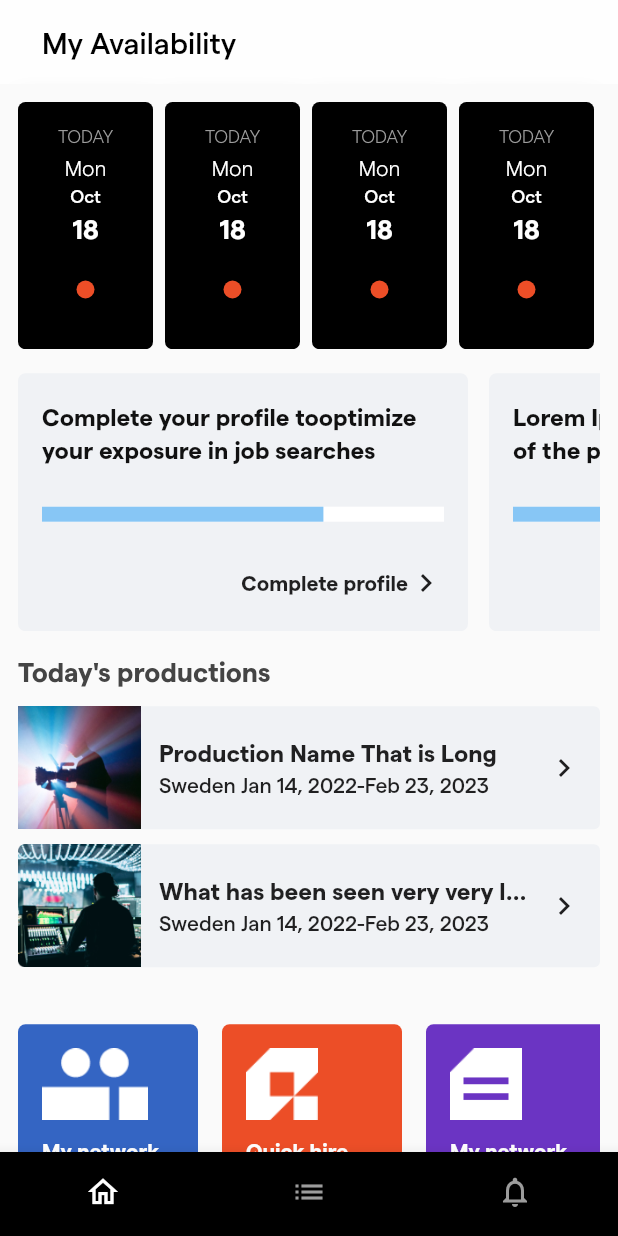
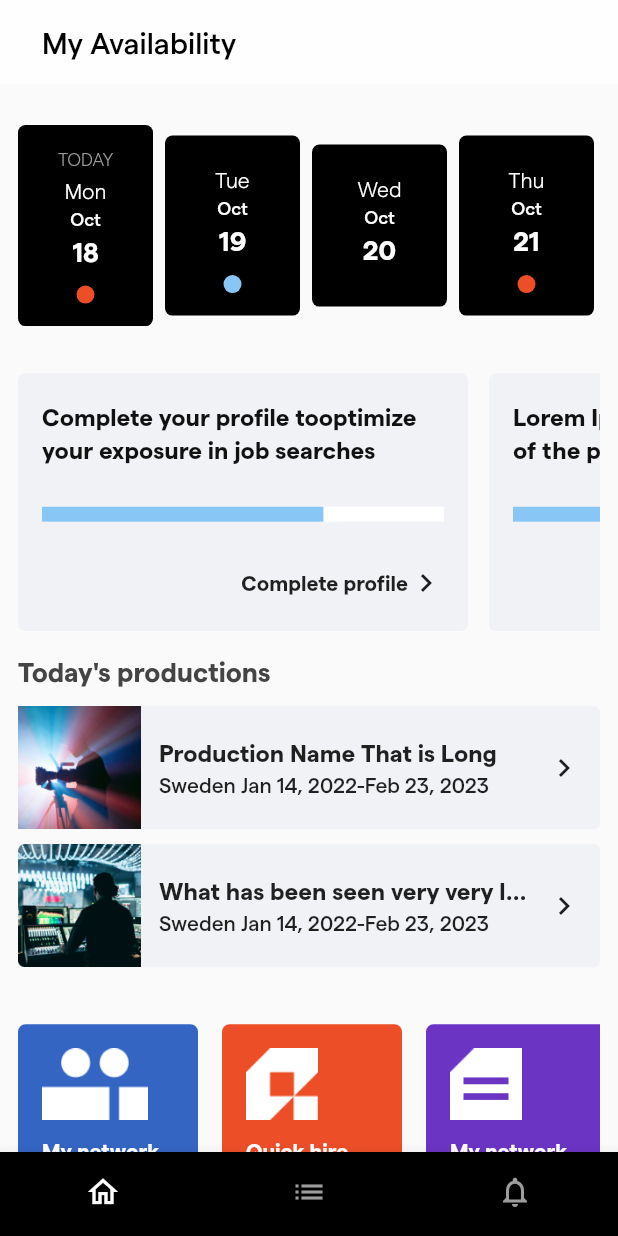
Before and after one commit to ZayniddinMamarasulov/qyre-test, a Flutter app: the screen it shows after launch, on a phone screen of 412 x 824 dp. Run offline on Flutter 3.47's test engine with Material 2 defaults, Android fonts, the phone set to English and light mode, and no system bars; our stand-ins replace rxdart.

Commit message:
availability days ui completed

```diff
--- /dev/null
+++ b/lib/commons/utils.dart
@@ -0,0 +1,12 @@
+import 'dart:ui';
+
+import '../features/home/domain/dto/available_dto.dart';
+
+class Utils {
+  static Color getAvailabilityColor(AvailabilityStatus status) {
+    Color color = const Color(0xffEC4E27);
+    if (status == AvailabilityStatus.BUSY) color = const Color(0xffEC4E27);
+    if (status == AvailabilityStatus.FREE) color = const Color(0xff87C6F5);
+    return color;
+  }
+}
--- /dev/null
+++ b/lib/features/home/domain/dto/available_dto.dart
@@ -0,0 +1,21 @@
+class AvailableDto {
+  String date;
+  AvailabilityStatus status;
+
+  AvailableDto(this.date, this.status);
+
+  static List<AvailableDto> days = [
+    AvailableDto("Mon Oct 18", AvailabilityStatus.BUSY),
+    AvailableDto("Tue Oct 19", AvailabilityStatus.FREE),
+    AvailableDto("Wed Oct 20", AvailabilityStatus.NOT_SET),
+    AvailableDto("Thu Oct 21", AvailabilityStatus.BUSY),
+    AvailableDto("Fri Oct 22", AvailabilityStatus.NOT_SET),
+    AvailableDto("Sat Oct 23", AvailabilityStatus.NOT_SET),
+  ];
+}
+
+enum AvailabilityStatus {
+  BUSY,
+  FREE,
+  NOT_SET,
+}
--- a/lib/features/home/presentation/pages/home.dart
+++ b/lib/features/home/presentation/pages/home.dart
@@ -5,6 +5,7 @@ import 'package:flutter/rendering.dart';
 import 'package:qyre_test/features/home/presentation/widgets/availability_list.dart';
 import 'package:qyre_test/features/home/presentation/widgets/cards_list.dart';
 import 'package:qyre_test/features/home/presentation/widgets/complete_list.dart';
+import 'package:qyre_test/features/home/presentation/widgets/my_job_offers.dart';
 import 'package:qyre_test/features/home/presentation/widgets/production_list.dart';
 import 'package:rxdart/rxdart.dart';
 
@@ -30,7 +31,8 @@ class _HomePageState extends State<HomePage> {
     ProductionList(),
     SizedBox(height: 16),
     CardsList(),
-    Container(height: 240, color: Colors.red)
+    SizedBox(height: 24),
+    MyJobOffers()
   ];
 
   @override
@@ -73,12 +75,16 @@ class _HomePageState extends State<HomePage> {
             padding:
                 const EdgeInsets.only(left: 12, top: 12, right: 12, bottom: 0),
             child: ListView.builder(
+                shrinkWrap: true,
+                physics: AlwaysScrollableScrollPhysics(),
                 itemCount: widgets.length,
                 itemBuilder: (BuildContext context, int index) {
+                  if (index == 0) {
                     _itemsContexts?.add(ItemContext(
                       context: context,
                       id: index,
                     ));
+                  }
                   return widgets[index];
                 }),
           ),
@@ -159,16 +165,20 @@ class _HomePageState extends State<HomePage> {
 
       final double widgetHeight = MediaQuery.of(context).size.height * 0.2;
 
-      if (item.id == 1) {
-        print("deltaTop = $deltaTop");
+      // print("deltaTop = $deltaTop");
       if (deltaTop + widgetHeight / 6 < 0) {
-          print("------- DONE");
+        // print("------- DONE");
+        if (_isTopListVisible) {
           setState(() {
             _isTopListVisible = false;
+            print("HIDDEN");
           });
+        }
       } else {
+        if (!_isTopListVisible) {
           setState(() {
             _isTopListVisible = true;
+            print("VISIBLE");
           });
         }
       }
--- a/lib/features/home/presentation/widgets/availability_item.dart
+++ b/lib/features/home/presentation/widgets/availability_item.dart
@@ -1,11 +1,19 @@
 import 'package:flutter/material.dart';
+import 'package:qyre_test/features/home/domain/dto/available_dto.dart';
+
+import '../../../../commons/utils.dart';
 
 class AvailabilityItem extends StatelessWidget {
-  const AvailabilityItem({Key? key}) : super(key: key);
+  final AvailableDto day;
+
+  const AvailabilityItem(this.day, {Key? key}) : super(key: key);
 
   @override
   Widget build(BuildContext context) {
-    return Container(
+    return Column(
+      mainAxisAlignment: MainAxisAlignment.center,
+      children: [
+        Container(
           margin: const EdgeInsets.only(right: 8.0),
           padding: const EdgeInsets.symmetric(vertical: 15, horizontal: 10),
           decoration: const BoxDecoration(
@@ -13,40 +21,46 @@ class AvailabilityItem extends StatelessWidget {
             borderRadius: BorderRadius.all(Radius.circular(5)),
           ),
           width: 90,
-      height: 180,
           child: Column(
+            mainAxisSize: MainAxisSize.min,
             crossAxisAlignment: CrossAxisAlignment.center,
             children: [
-          Text("TODAY",
+              day.date == "Mon Oct 18"
+                  ? const Text("TODAY",
                       style: TextStyle(
                         fontSize: 12,
                         color: Color(0xff9C9C9C),
                         fontWeight: FontWeight.w300,
-              )),
-          SizedBox(height: 4.0),
-          Text("Mon",
-              style: TextStyle(
+                      ))
+                  : SizedBox(),
+              const SizedBox(height: 4.0),
+              Text(day.date.split(" ")[0],
+                  style: const TextStyle(
                     height: 1.4,
                     fontSize: 14,
                     color: Colors.white,
                     fontWeight: FontWeight.w200,
                   )),
-          Text("Oct",
-              style: TextStyle(
+              Text(day.date.split(" ")[1],
+                  style: const TextStyle(
                     height: 1.4,
                     color: Colors.white,
                     fontSize: 12,
                   )),
-          Text("18",
-              style: TextStyle(
+              Text(day.date.split(" ")[2],
+                  style: const TextStyle(
                       height: 1.4,
                       color: Colors.white,
                       fontSize: 18,
                       fontWeight: FontWeight.bold)),
-          SizedBox(height: 24),
-          buildDot(Color(0xffEC4E27))
+              const SizedBox(height: 12),
+              day.status != AvailabilityStatus.NOT_SET
+                  ? buildDot(Utils.getAvailabilityColor(day.status))
+                  : SizedBox()
             ],
           ),
+        ),
+      ],
     );
   }
 
--- a/lib/features/home/presentation/widgets/availability_list.dart
+++ b/lib/features/home/presentation/widgets/availability_list.dart
@@ -1,4 +1,5 @@
 import 'package:flutter/material.dart';
+import 'package:qyre_test/features/home/domain/dto/available_dto.dart';
 import 'availability_item.dart';
 
 class AvailabilityList extends StatelessWidget {
@@ -6,13 +7,13 @@ class AvailabilityList extends StatelessWidget {
 
   @override
   Widget build(BuildContext context) {
-    return Container(
-      height: MediaQuery.of(context).size.height * 0.2,
+    return SizedBox(
+      height: MediaQuery.of(context).size.height * 0.20,
       child: ListView.builder(
           scrollDirection: Axis.horizontal,
-          itemCount: 10,
+          itemCount: AvailableDto.days.length,
           itemBuilder: (BuildContext context, int index) {
-            return AvailabilityItem();
+            return AvailabilityItem(AvailableDto.days[index]);
           }),
     );
   }
--- a/lib/features/home/presentation/widgets/cards_item.dart
+++ b/lib/features/home/presentation/widgets/cards_item.dart
@@ -1,5 +1,5 @@
 import 'package:flutter/material.dart';
-import 'package:qyre_test/features/home/domain/entities/card_dto.dart';
+import 'package:qyre_test/features/home/domain/dto/card_dto.dart';
 
 class CardsItem extends StatelessWidget {
   final CardDto cardDto;
--- a/lib/features/home/presentation/widgets/cards_list.dart
+++ b/lib/features/home/presentation/widgets/cards_list.dart
@@ -1,5 +1,5 @@
 import 'package:flutter/material.dart';
-import 'package:qyre_test/features/home/domain/entities/card_dto.dart';
+import 'package:qyre_test/features/home/domain/dto/card_dto.dart';
 
 import 'cards_item.dart';
 
--- a/lib/features/home/presentation/widgets/complete_item.dart
+++ b/lib/features/home/presentation/widgets/complete_item.dart
@@ -1,5 +1,6 @@
 import 'package:flutter/material.dart';
-import 'package:qyre_test/features/home/domain/entities/complete_dto.dart';
+
+import '../../domain/dto/complete_dto.dart';
 
 class CompleteItem extends StatelessWidget {
   final CompleteDto completeDto;
--- a/lib/features/home/presentation/widgets/complete_list.dart
+++ b/lib/features/home/presentation/widgets/complete_list.dart
@@ -1,7 +1,7 @@
 import 'package:flutter/material.dart';
 import 'package:qyre_test/features/home/presentation/widgets/complete_item.dart';
 
-import '../../domain/entities/complete_dto.dart';
+import '../../domain/dto/complete_dto.dart';
 
 class CompleteCards extends StatelessWidget {
   const CompleteCards({Key? key}) : super(key: key);
--- a/lib/features/home/presentation/widgets/production_item.dart
+++ b/lib/features/home/presentation/widgets/production_item.dart
@@ -1,5 +1,5 @@
 import 'package:flutter/material.dart';
-import 'package:qyre_test/features/home/domain/entities/production_dto.dart';
+import 'package:qyre_test/features/home/domain/dto/production_dto.dart';
 
 class ProductionItem extends StatelessWidget {
   final ProductionDto productionDto;
--- a/lib/features/home/presentation/widgets/production_list.dart
+++ b/lib/features/home/presentation/widgets/production_list.dart
@@ -1,5 +1,5 @@
 import 'package:flutter/material.dart';
-import 'package:qyre_test/features/home/domain/entities/production_dto.dart';
+import 'package:qyre_test/features/home/domain/dto/production_dto.dart';
 import 'package:qyre_test/features/home/presentation/widgets/production_item.dart';
 
 class ProductionList extends StatelessWidget {
@@ -25,6 +25,8 @@ class ProductionList extends StatelessWidget {
           const SizedBox(height: 12),
           Expanded(
             child: ListView.builder(
+              physics: NeverScrollableScrollPhysics(),
+              shrinkWrap: true,
               scrollDirection: Axis.vertical,
               itemCount: ProductionDto.productionsList.length,
               itemBuilder: (BuildContext context, int index) {
--- a/lib/main.dart
+++ b/lib/main.dart
@@ -1,8 +1,10 @@
+import 'package:flutter/gestures.dart';
 import 'package:flutter/material.dart';
 import 'package:qyre_test/content.dart';
 import 'package:qyre_test/features/home/presentation/pages/home.dart';
 
 void main() {
+  GestureBinding.instance?.resamplingEnabled = true;
   runApp(const MyApp());
 }
 
```
Also changed, not shown: lib/features/home/presentation/widgets/my_job_offers.dart (added, +37 -0 lines), lib/features/home/domain/dto/card_dto.dart (renamed from lib/features/home/domain/entities/card_dto.dart), lib/features/home/domain/dto/complete_dto.dart (renamed from lib/features/home/domain/entities/complete_dto.dart), lib/features/home/domain/dto/production_dto.dart (renamed from lib/features/home/domain/entities/production_dto.dart). Lines whose indentation alone changed are shown as unchanged.
